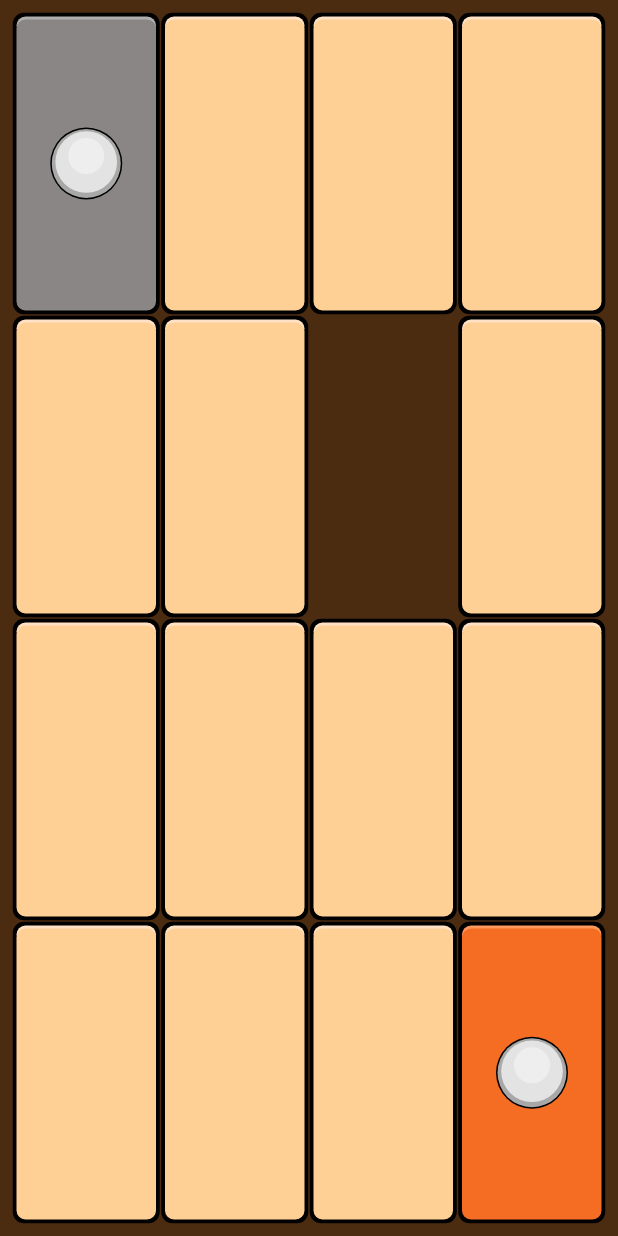
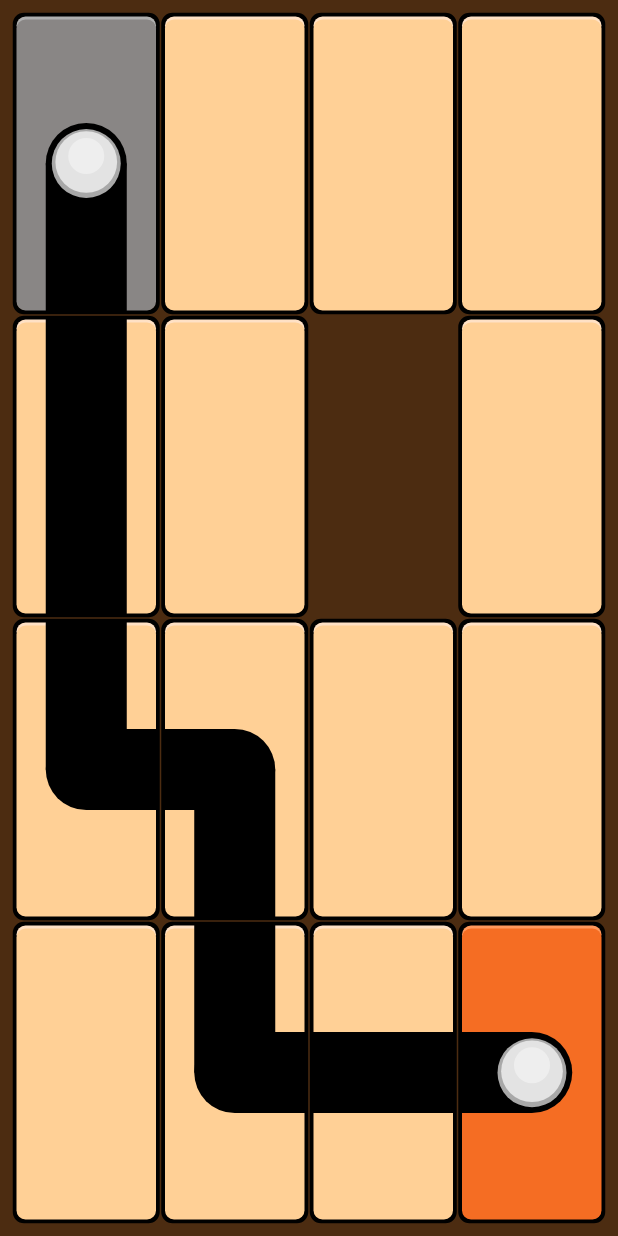
Before and after one commit to pandora-house/puzzle-game, a Flutter app: the screen it shows after launch, on a phone screen of 412 x 824 dp. Run offline on Flutter 3.47's test engine with Material 2 defaults, Android fonts, the phone set to English and light mode, and no system bars.

Commit message:
complete pipe

```diff
--- a/lib/pipes_drawer.dart
+++ b/lib/pipes_drawer.dart
@@ -1,11 +1,77 @@
 import 'package:flutter/material.dart';
 
 import 'widgets/ball_container_widget.dart';
+import 'widgets/box_container_widget.dart';
 
 class PipesDrawer {
-  static const pipeThickness = 2.0;
+  static const thickness = 3.0;
 
-  static RRect horizontalPipe(Size size) {
+  static Paint _color() => Paint()
+    ..color = Colors.black
+    ..style = PaintingStyle.fill
+    ..strokeWidth = BoxContainerWidget.borderWidth;
+
+  static void _ballCorner(Canvas canvas, Size size) {
+    final width = size.width;
+    final height = size.height;
+    canvas.drawCircle(Offset(width / 2, height / 2),
+        BallContainerWidget.size + thickness, _color());
+  }
+
+  static RRect _rightHalfCorner(Size size) {
+    final width = size.width;
+    final height = size.height;
+    const ballSize = BallContainerWidget.size * 2;
+    return RRect.fromRectAndRadius(
+      Rect.fromCenter(
+          center: Offset(width / 2 + width / 4, height / 2),
+          width: width / 2,
+          height: ballSize + thickness * 2),
+      const Radius.circular(0),
+    );
+  }
+
+  static RRect _topHalfCorner(Size size) {
+    final width = size.width;
+    final height = size.height;
+    const ballSize = BallContainerWidget.size * 2;
+    return RRect.fromRectAndRadius(
+      Rect.fromCenter(
+          center: Offset(width / 2, height / 4),
+          width: ballSize + thickness * 2,
+          height: height / 2),
+      const Radius.circular(0),
+    );
+  }
+
+  static RRect _bottomHalfCorner(Size size) {
+    final width = size.width;
+    final height = size.height;
+    const ballSize = BallContainerWidget.size * 2;
+    return RRect.fromRectAndRadius(
+      Rect.fromCenter(
+          center: Offset(width / 2, height / 2 + height / 4),
+          width: ballSize + thickness * 2,
+          height: height / 2),
+      const Radius.circular(0),
+    );
+  }
+
+  static RRect _leftHalfCorner(Size size) {
+    final width = size.width;
+    final height = size.height;
+    const ballSize = BallContainerWidget.size * 2;
+
+    return RRect.fromRectAndRadius(
+      Rect.fromCenter(
+          center: Offset(width / 4, height / 2),
+          width: width / 2,
+          height: ballSize + thickness * 2),
+      const Radius.circular(0),
+    );
+  }
+
+  static RRect _horizontal(Size size) {
     final width = size.width;
     final height = size.height;
     const ballSize = BallContainerWidget.size * 2;
@@ -13,21 +79,51 @@ class PipesDrawer {
       Rect.fromCenter(
           center: Offset(width / 2, height / 2),
           width: width,
-          height: ballSize + pipeThickness * 2),
+          height: ballSize + thickness * 2),
       const Radius.circular(0),
     );
   }
 
-  static RRect verticalPipe(Size size) {
+  static RRect _vertical(Size size) {
     final width = size.width;
     final height = size.height;
     const ballSize = BallContainerWidget.size * 2;
     return RRect.fromRectAndRadius(
       Rect.fromCenter(
           center: Offset(width / 2, height / 2),
-          width: ballSize + pipeThickness * 2,
+          width: ballSize + thickness * 2,
           height: height),
       const Radius.circular(0),
     );
   }
+
+  static void horizontal(Canvas canvas, Size size) {
+    canvas.drawRRect(_horizontal(size), _color());
+  }
+
+  static void vertical(Canvas canvas, Size size) {
+    canvas.drawRRect(_vertical(size), _color());
+  }
+
+  static void topRightCorner(Canvas canvas, Size size) {
+    canvas.drawRRect(_topHalfCorner(size), _color());
+    canvas.drawRRect(_rightHalfCorner(size), _color());
+    _ballCorner(canvas, size);
+  }
+
+  static void leftBottomCorner(Canvas canvas, Size size) {
+    canvas.drawRRect(_leftHalfCorner(size), _color());
+    canvas.drawRRect(_bottomHalfCorner(size), _color());
+    _ballCorner(canvas, size);
+  }
+
+  static void start(Canvas canvas, Size size) {
+    canvas.drawRRect(_bottomHalfCorner(size), _color());
+    _ballCorner(canvas, size);
+  }
+
+  static void end(Canvas canvas, Size size) {
+    canvas.drawRRect(_leftHalfCorner(size), _color());
+    _ballCorner(canvas, size);
+  }
 }
```
